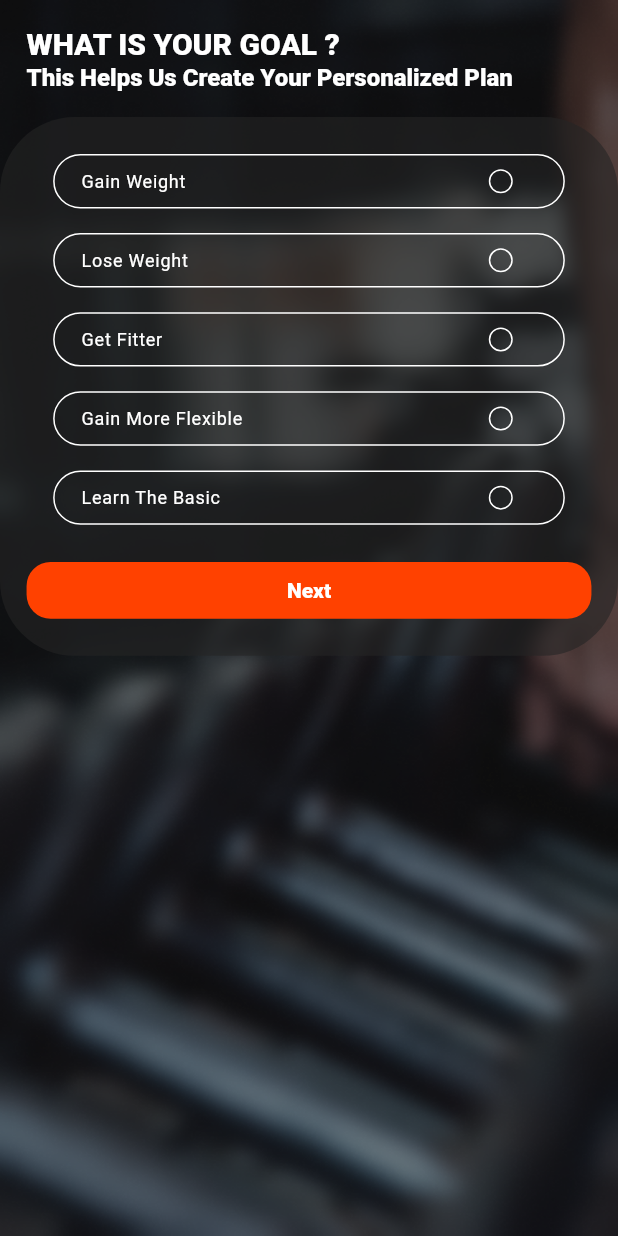
After one commit to AhmedFayed55/Super_Fitness_App, a Flutter app: the GoalScreen screen opened by its route, on a phone screen of 412 x 824 dp. The commit adds this screen. Run offline on Flutter 3.47's test engine with Material 3 defaults, Android fonts, the phone set to English and light mode, and no system bars; our stand-ins replace dio, equatable, firebase_core, flutter_bloc, flutter_secure_storage, fluttertoast and 7 more; accounts and stored records are empty; generated files the repository leaves out were written again.

Commit message:
feat(Goal_&_Activity): finish presentation layer without widget testing

```diff
--- a/lib/config/routing/app_routes.dart
+++ b/lib/config/routing/app_routes.dart
@@ -1,3 +1,5 @@
 abstract class AppRoutes {
   static const String login = "/login";
+  static const String goalScreen = "/goalScreen";
+  static const String activityScreen = "/activityScreen";
 }
--- a/lib/config/routing/route_generator.dart
+++ b/lib/config/routing/route_generator.dart
@@ -1,4 +1,6 @@
 import 'package:flutter/material.dart';
+import 'package:super_fitness_app/features/auth/goal_and_activity/presentation/pages/activity_screen.dart';
+import 'package:super_fitness_app/features/auth/goal_and_activity/presentation/pages/goal_screen.dart';
 import '../../features/auth/login/presentation/pages/login_screen.dart';
 import 'app_routes.dart';
 
@@ -7,6 +9,12 @@ class RouteGenerator {
     switch (settings.name) {
       case AppRoutes.login:
         return MaterialPageRoute(builder: (context) => const LoginScreen());
+
+      case AppRoutes.goalScreen:
+        return MaterialPageRoute(builder: (context) =>  GoalScreen());
+
+      case AppRoutes.activityScreen:
+        return MaterialPageRoute(builder: (context) =>  ActivityScreen());
 
       default:
         return unDefinedRoute();
--- a/lib/core/l10n/app_en.arb
+++ b/lib/core/l10n/app_en.arb
@@ -23,5 +23,19 @@
   "forget_password_ques" : "Forget Password ?",
   "dont_have_account_yet" : "Don't have an account yet ?",
   "register" : "Register",
-  "or" : "Or"
+  "or" : "Or",
+  "next" : "Next",
+  "gain_weight" : "Gain Weight",
+  "lose_weight" : "Lose Weight",
+  "get_fitter" : "Get Fitter",
+  "gain_more_flexible": "Gain More Flexible",
+  "learn_the_basic": "Learn The Basic",
+  "what_is_your_goal": "WHAT IS YOUR GOAL ?\n",
+  "this_helps_us_create_Your_personalized_plan": "This Helps Us Create Your Personalized Plan",
+  "your_regular_physical_activity_level": "YOUR REGULAR PHYSICAL\nACTIVITY LEVEL ?",
+  "rookie": "Rookie",
+  "beginner": "Beginner",
+  "intermediate": "Intermediate",
+  "advance": "Advance",
+  "true_beast": "True Beast"
 }
--- a/lib/core/utils/assets.dart
+++ b/lib/core/utils/assets.dart
@@ -1 +1,3 @@
-abstract class AppAssets {}
+abstract class AppAssets {
+  static const String background = "assets/images/background.png";
+}
--- a/lib/features/auth/goal_and_activity/data/models/register_request_model.dart
+++ b/lib/features/auth/goal_and_activity/data/models/register_request_model.dart
@@ -25,6 +25,34 @@ class RegisterRequestModel {
   String? goal;
   String? activityLevel;
 
+  RegisterRequestModel copyWith({
+    String? firstName,
+    String? lastName,
+    String? email,
+    String? password,
+    String? rePassword,
+    String? gender,
+    int? height,
+    int? weight,
+    int? age,
+    String? goal,
+    String? activityLevel,
+  }) {
+    return RegisterRequestModel(
+      firstName: firstName ?? this.firstName,
+      lastName: lastName ?? this.lastName,
+      email: email ?? this.email,
+      password: password ?? this.password,
+      rePassword: rePassword ?? this.rePassword,
+      gender: gender ?? this.gender,
+      height: height ?? this.height,
+      weight: weight ?? this.weight,
+      age: age ?? this.age,
+      goal: goal ?? this.goal,
+      activityLevel: activityLevel ?? this.activityLevel,
+    );
+  }
+
   Map<String, dynamic> toJson() {
     final map = <String, dynamic>{};
     map['firstName'] = firstName;
--- a/lib/features/auth/goal_and_activity/presentation/manager/register_event.dart
+++ b/lib/features/auth/goal_and_activity/presentation/manager/register_event.dart
@@ -7,3 +7,15 @@ class SubmitRegisterEvent extends RegisterEvent {
 
   SubmitRegisterEvent({required this.registerRequestModel});
 }
+
+class OnSelectedGoalEvent extends RegisterEvent {
+  final String? goal;
+
+  OnSelectedGoalEvent({required this.goal});
+}
+
+class OnSelectedActivityEvent extends RegisterEvent {
+  final String? activity;
+
+  OnSelectedActivityEvent({required this.activity});
+}
--- a/lib/features/auth/goal_and_activity/presentation/manager/register_state.dart
+++ b/lib/features/auth/goal_and_activity/presentation/manager/register_state.dart
@@ -1,16 +1,20 @@
 import 'package:equatable/equatable.dart';
 import 'package:super_fitness_app/features/auth/goal_and_activity/data/models/register_request_model.dart';
 
-class RegisterState extends Equatable{
+class RegisterState extends Equatable {
   final bool isLoading;
   final bool isSuccess;
   final bool isError;
+  final String? goalSelected;
+  final String? activitySelected;
   final RegisterRequestModel? registerRequestModel;
 
   const RegisterState({
     this.isLoading = false,
     this.isSuccess = false,
     this.isError = false,
+    this.goalSelected,
+    this.activitySelected,
     this.registerRequestModel,
   });
 
@@ -18,16 +22,27 @@ class RegisterState extends Equatable{
     bool? isLoading,
     bool? isSuccess,
     bool? isError,
+    String? goalSelected,
+    String? activitySelected,
     RegisterRequestModel? registerRequestModel,
   }) {
     return RegisterState(
       isLoading: isLoading ?? this.isLoading,
       isSuccess: isSuccess ?? this.isSuccess,
       isError: isError ?? this.isError,
+      goalSelected: goalSelected ?? this.goalSelected,
+      activitySelected: activitySelected ?? this.activitySelected,
       registerRequestModel: registerRequestModel ?? this.registerRequestModel,
     );
   }
 
   @override
-  List<Object?> get props => [isLoading, isSuccess, isError, registerRequestModel];
+  List<Object?> get props => [
+    isLoading,
+    isSuccess,
+    isError,
+    registerRequestModel,
+    goalSelected,
+    activitySelected,
+  ];
 }
--- a/lib/features/auth/goal_and_activity/presentation/manager/register_view_model.dart
+++ b/lib/features/auth/goal_and_activity/presentation/manager/register_view_model.dart
@@ -11,12 +11,18 @@ import 'package:super_fitness_app/features/auth/goal_and_activity/presentation/m
 class RegisterViewModel extends Cubit<RegisterState> {
   final RegisterUseCase registerUseCase;
 
-  RegisterViewModel({required this.registerUseCase}) : super(RegisterState());
+  RegisterViewModel({required this.registerUseCase}) : super(const RegisterState());
 
   Future<void> doIntent(RegisterEvent event) async {
     switch (event) {
       case SubmitRegisterEvent():
         await _submitRegister(event.registerRequestModel);
+        break;
+      case OnSelectedGoalEvent():
+          _onSelectedGoal(event.goal);
+        break;
+      case OnSelectedActivityEvent():
+        _onActivityGoal(event.activity);
         break;
     }
   }
@@ -57,4 +63,12 @@ class RegisterViewModel extends Cubit<RegisterState> {
         );
     }
   }
+
+  void _onSelectedGoal(String? goal) {
+    emit(state.copyWith(goalSelected: goal));
+  }
+
+  void _onActivityGoal(String? activity) {
+    emit(state.copyWith(activitySelected: activity));
+  }
 }
--- /dev/null
+++ b/lib/features/auth/goal_and_activity/presentation/pages/goal_screen.dart
@@ -0,0 +1,70 @@
+import 'package:flutter/material.dart';
+import 'package:flutter_bloc/flutter_bloc.dart';
+import 'package:super_fitness_app/core/di/di.dart';
+import 'package:super_fitness_app/core/extensions/extensions.dart';
+import 'package:super_fitness_app/core/helpers/spacing.dart';
+import 'package:super_fitness_app/core/utils/assets.dart';
+import 'package:super_fitness_app/features/auth/goal_and_activity/presentation/manager/register_state.dart';
+import 'package:super_fitness_app/features/auth/goal_and_activity/presentation/manager/register_view_model.dart';
+import 'package:super_fitness_app/features/auth/goal_and_activity/presentation/widgets/goal_blocbuilder.dart';
+
+class GoalScreen extends StatelessWidget {
+  GoalScreen({super.key});
+
+  final registerViewModel = getIt.get<RegisterViewModel>();
+
+  @override
+  Widget build(BuildContext context) {
+    var screenWidth = context.width;
+    var screenHeight = context.height;
+    return BlocProvider(
+      create: (context) => registerViewModel,
+      child: BlocListener<RegisterViewModel, RegisterState>(
+        listener: (context, state) {
+          /// goal Listener
+        },
+        child: Container(
+          padding: EdgeInsets.only(top: MediaQuery.of(context).padding.top),
+          decoration: const BoxDecoration(
+            image: DecorationImage(
+              fit: BoxFit.fill,
+              image: AssetImage(AppAssets.background),
+            ),
+          ),
+          child: Scaffold(
+            backgroundColor: Colors.transparent,
+            body: Column(
+              crossAxisAlignment: CrossAxisAlignment.start,
+              children: [
+                verticalSpace(screenHeight * 0.020),
+                Padding(
+                  padding: EdgeInsets.only(left: screenWidth * 0.043),
+                  child: RichText(
+                    text: TextSpan(
+                      children: [
+                        TextSpan(
+                          text: context.localization.what_is_your_goal,
+                          style: Theme.of(context).textTheme.titleLarge,
+                        ),
+                        TextSpan(
+                          text: context
+                              .localization
+                              .this_helps_us_create_Your_personalized_plan,
+                          style: Theme.of(
+                            context,
+                          ).textTheme.titleLarge?.copyWith(fontSize: 16),
+                        ),
+                      ],
+                    ),
+                  ),
+                ),
+                verticalSpace(screenHeight * 0.020),
+                const GoalBlocBuilder(),
+              ],
+            ),
+          ),
+        ),
+      ),
+    );
+  }
+}
--- /dev/null
+++ b/lib/features/auth/goal_and_activity/presentation/widgets/goal_blocbuilder.dart
@@ -0,0 +1,103 @@
+import 'package:flutter/material.dart';
+import 'package:flutter_bloc/flutter_bloc.dart';
+import 'package:super_fitness_app/config/theme/colors.dart';
+import 'package:super_fitness_app/core/components/custom_elevated_button.dart';
+import 'package:super_fitness_app/core/extensions/extensions.dart';
+import 'package:super_fitness_app/core/helpers/spacing.dart';
+import 'package:super_fitness_app/features/auth/goal_and_activity/presentation/manager/register_event.dart';
+import 'package:super_fitness_app/features/auth/goal_and_activity/presentation/manager/register_state.dart';
+import 'package:super_fitness_app/features/auth/goal_and_activity/presentation/manager/register_view_model.dart';
+
+class GoalBlocBuilder extends StatelessWidget {
+  const GoalBlocBuilder({super.key});
+
+  @override
+  Widget build(BuildContext context) {
+    var cubit = context.read<RegisterViewModel>();
+    final List<String> goals = [
+      context.localization.gain_weight,
+      context.localization.lose_weight,
+      context.localization.get_fitter,
+      context.localization.gain_more_flexible,
+      context.localization.learn_the_basic,
+    ];
+    var screenWidth = context.width;
+    var screenHeight = context.height;
+    return BlocBuilder<RegisterViewModel, RegisterState>(
+      builder: (context, state) {
+        return Container(
+          padding: EdgeInsets.only(
+            bottom: screenHeight * 0.030,
+            right: screenWidth * 0.043,
+            left: screenWidth * 0.043,
+          ),
+          decoration: BoxDecoration(
+            color: const Color(0xff242424).withValues(alpha: 0.6),
+            borderRadius: BorderRadius.circular(50),
+          ),
+          child: Column(
+            children: [
+              ListView.separated(
+                padding: EdgeInsets.only(
+                  top: screenHeight * 0.030,
+                  left: screenWidth * 0.043,
+                  right: screenWidth * 0.043,
+                  bottom: screenHeight * 0.030,
+                ),
+                shrinkWrap: true,
+                physics: const NeverScrollableScrollPhysics(),
+                itemBuilder: (context, index) {
+                  return Container(
+                    width: screenWidth * 0.83,
+                    height: screenHeight * 0.044,
+                    decoration: BoxDecoration(
+                      border: Border.all(width: 1, color: AppColors.white),
+                      borderRadius: BorderRadius.circular(20),
+                      color: Colors.transparent,
+                    ),
+                    alignment: Alignment.centerLeft,
+                    padding: EdgeInsets.symmetric(
+                      horizontal: screenWidth * 0.043,
+                    ),
+                    child: Row(
+                      mainAxisAlignment: MainAxisAlignment.spaceBetween,
+                      children: [
+                        Text(
+                          goals[index],
+                          style: Theme.of(context).textTheme.labelSmall
+                              ?.copyWith(color: AppColors.white),
+                        ),
+                        RadioGroup(
+                          groupValue: state.goalSelected,
+                          onChanged: (value) {
+                            cubit.doIntent(OnSelectedGoalEvent(goal: value));
+                          },
+                          child: Radio(
+                            value: goals[index],
+                            side: const BorderSide(color: AppColors.white),
+                          ),
+                        ),
+                      ],
+                    ),
+                  );
+                },
+                separatorBuilder: (context, index) {
+                  return verticalSpace(screenHeight * 0.020);
+                },
+                itemCount: goals.length,
+              ),
+              CustomElevatedButton(
+                onPressed: () {
+                  /// Button OnPressed
+                  // registerViewModel.doIntent(SubmitRegisterEvent(registerRequestModel: registerRequestModel))
+                },
+                isLoading: false,
+                widget: Text(context.localization.next),
+              ),
+            ],
+          ),
+        );
+      },
+    );
+  }
+}
--- a/pubspec.yaml
+++ b/pubspec.yaml
@@ -56,7 +56,7 @@ flutter:
   generate: true
 
   # To add assets to your application, add an assets section, like this:
-#  assets:
-#    - assets/images/
+  assets:
+    - assets/images/
 #    - assets/svgs/
 #    - assets/animations/
```
Also changed, not shown: lib/features/auth/goal_and_activity/presentation/pages/activity_screen.dart (added, +56 -0 lines), lib/features/auth/goal_and_activity/presentation/widgets/activity_blocbuilder.dart (added, +104 -0 lines), assets/images/background.png (added).
